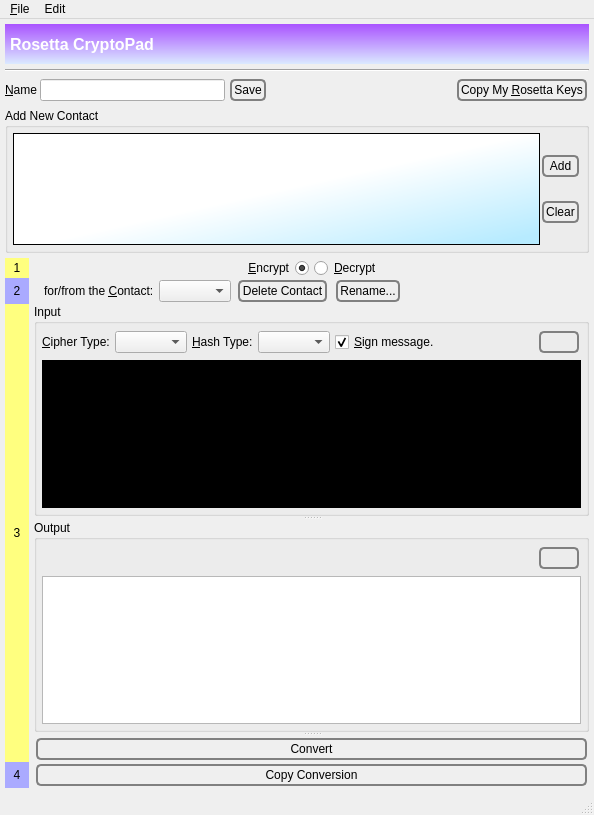
The window that branches/trunk/GoldBug-UI/spot-on-rosetta.ui (textbrowser/spot-on) describes before a commit, drawn with Qt 5.
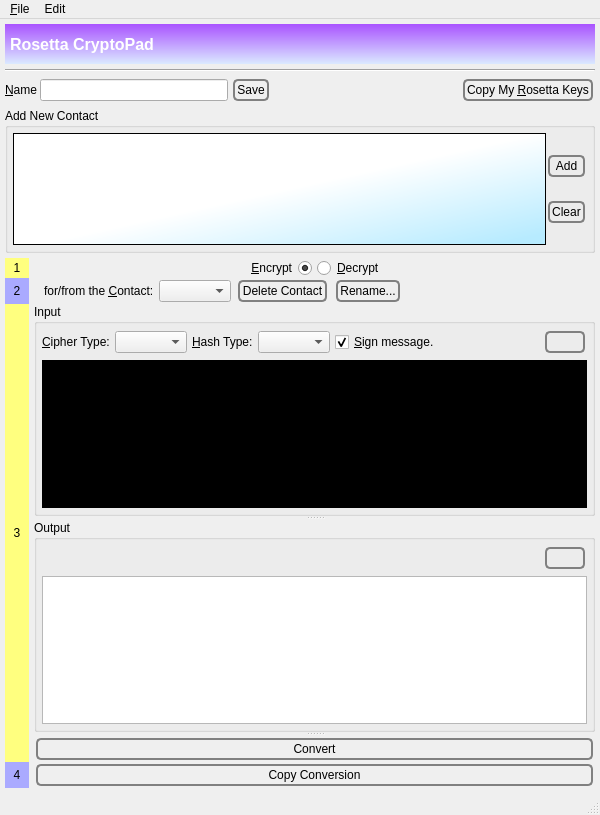
The same window after the commit. Icons and pictures are not drawn.

Diff of the .ui file:
```diff
--- a/branches/trunk/GoldBug-UI/spot-on-rosetta.ui
+++ b/branches/trunk/GoldBug-UI/spot-on-rosetta.ui
@@ -6,7 +6,7 @@
    <rect>
     <x>0</x>
     <y>0</y>
-    <width>594</width>
+    <width>600</width>
     <height>815</height>
    </rect>
   </property>
@@ -843,8 +843,8 @@
     <rect>
      <x>0</x>
      <y>0</y>
-     <width>594</width>
-     <height>19</height>
+     <width>600</width>
+     <height>31</height>
     </rect>
    </property>
    <widget class="QMenu" name="menu_File">
```
Left out of the diff: 44 changed lines with no effect on the pictures.
